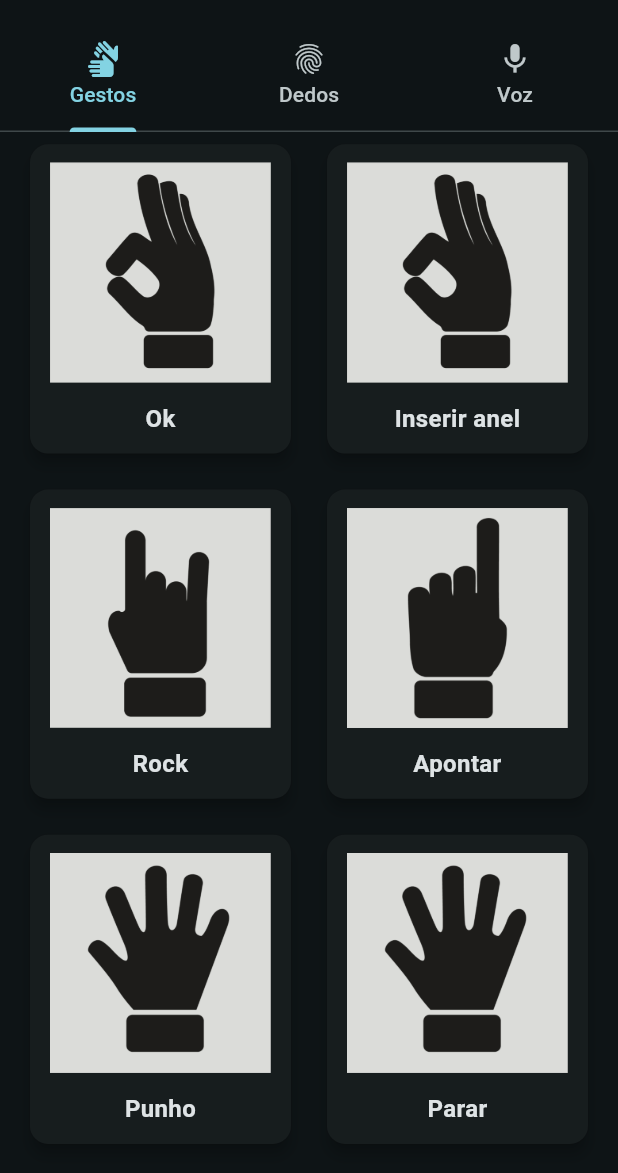
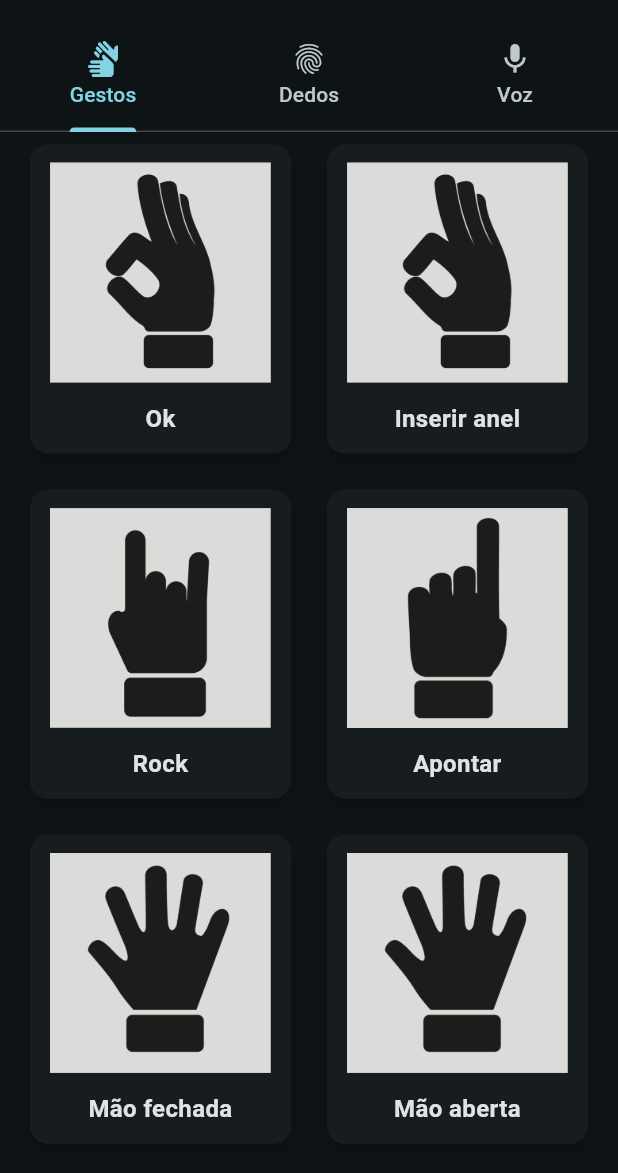
Before and after one commit to jcquadros/app_protese_robotica_de_mao, a Flutter app: the screen it shows after launch, scrolled down 472 dp, on a phone screen of 412 x 824 dp, the part 63-1236 px from its top. Run offline on Flutter 3.47's test engine with Material 3 defaults, Android fonts, the light colour scheme and no system bars; our stand-ins replace flutter_blue_plus, permission_handler, rxdart, speech_to_text.

Commit message:
fix: fallback for when gemini does not identify any of the commands

```diff
--- a/lib/constants/predefined_commands.dart
+++ b/lib/constants/predefined_commands.dart
@@ -91,7 +91,7 @@ final List<Map<String, dynamic>> predefinedGestures = [
     ),
   },
   {
-    'name': 'Punho',
+    'name': 'Mão fechada',
     'image': 'assets/images/parar.png',
     'command': HandCommand(
       thumb: 100,
@@ -102,7 +102,7 @@ final List<Map<String, dynamic>> predefinedGestures = [
     ),
   },
   {
-    'name': 'Parar',
+    'name': 'Mão aberta',
     'image': 'assets/images/parar.png',
     'command': HandCommand(
       thumb: 0,
--- a/lib/screens/voice_control_screen.dart
+++ b/lib/screens/voice_control_screen.dart
@@ -147,7 +147,7 @@ class _VoiceControlScreenState extends State<VoiceControlScreen> {
 
         String responseString = data['candidates'][0]['content']['parts'][0]['text'].trim().replaceAll("json", "").replaceAll("`", "");
 
-        var command = predefinedGestures.firstWhere((gesture) => gesture['name'] == responseString, orElse: () => predefinedGestures.last)['command'];
+        HandCommand command = predefinedGestures.firstWhere((gesture) => gesture['name'] == responseString, orElse: () => { 'command': HandCommand() })['command'];
 
         widget.onSendCommand(command);
       } else {
```
